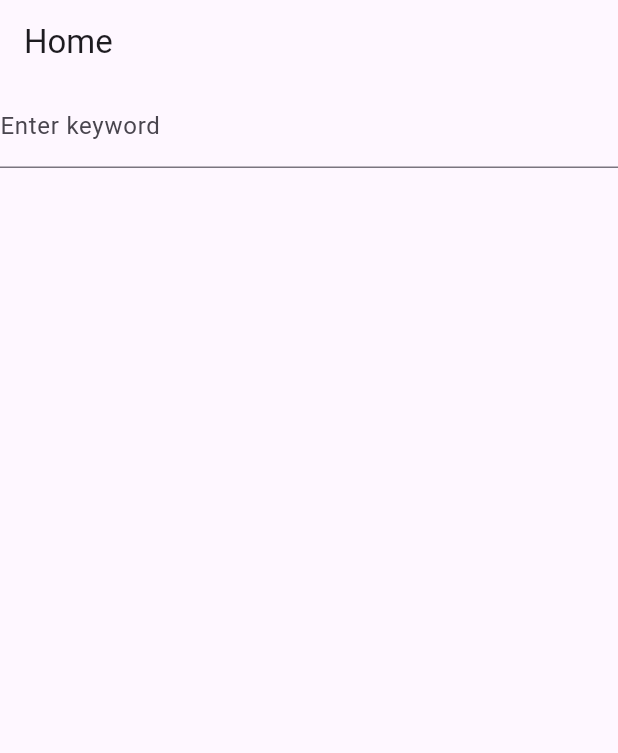
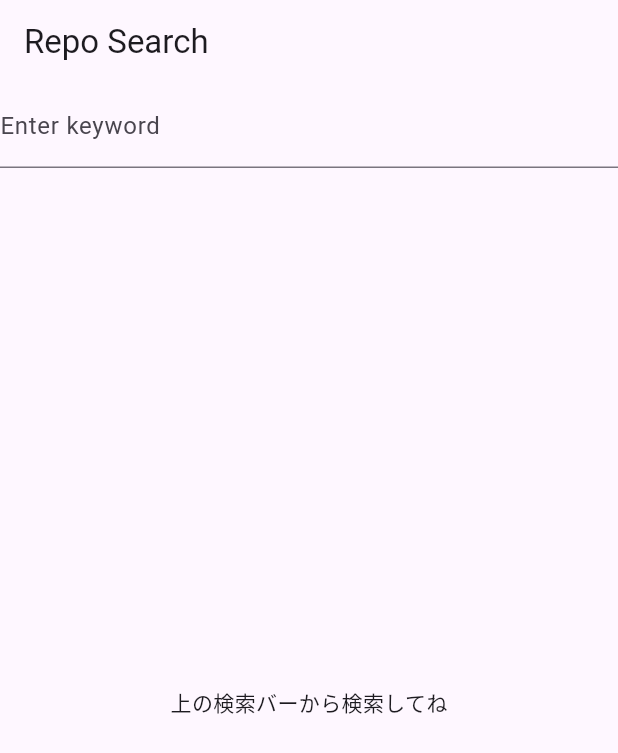
Before and after one commit to yumemi-inc/flutter-engineer-codecheck, a Flutter app: the screen it shows after launch, on a phone screen of 412 x 824 dp. Shown: the top 753 px of the screen. Run offline on Flutter 3.47's test engine with Material 2 defaults, Android fonts, the phone set to English and light mode, and no system bars; our stand-ins replace dio, flutter_dotenv, flutter_riverpod, freezed_annotation, retrofit, riverpod_annotation; missing offline and left inert: ua_client_hints; generated files the repository leaves out were written again.

Commit message:
feat: repos_view_model state transitions

```diff
--- a/lib/ui/repo_search/repo_search_page.dart
+++ b/lib/ui/repo_search/repo_search_page.dart
@@ -2,20 +2,48 @@ import 'package:flutter/material.dart';
 import 'package:flutter_engineer_codecheck/repos_view_model.dart';
 import 'package:flutter_riverpod/flutter_riverpod.dart';
 
-class RepoSearchPage extends ConsumerWidget {
+class RepoSearchPage extends ConsumerStatefulWidget {
   const RepoSearchPage({super.key});
 
   @override
-  Widget build(BuildContext context, WidgetRef ref) {
-    final repos = ref.watch(reposViewModelProvider);
+  ConsumerState<ConsumerStatefulWidget> createState() => _RepoSearchPageState();
+}
+
+class _RepoSearchPageState extends ConsumerState<RepoSearchPage> {
+  late final ScrollController _scrollController;
+
+  @override
+  void initState() {
+    _scrollController = ScrollController()
+      ..addListener(() {
+        final isBottom = _scrollController.position.pixels ==
+            _scrollController.position.maxScrollExtent;
+        if (isBottom) {
+          ref.read(reposViewModelProvider.notifier).searchReposNextPage();
+        }
+      });
+    super.initState();
+  }
+
+  @override
+  void dispose() {
+    _scrollController.dispose();
+    super.dispose();
+  }
+
+  @override
+  Widget build(BuildContext context) {
+    final reposAsyncValue = ref.watch(reposViewModelProvider);
+    final hasNextPage = ref.watch(
+      reposViewModelProvider.notifier.select((value) => value.hasNextPage),
+    );
     final reposViewModel = ref.watch(reposViewModelProvider.notifier);
 
     return Scaffold(
       appBar: AppBar(
-        title: const Text('Home'),
+        title: const Text('Repo Search'),
       ),
-      body: repos.when(
-        data: (repos) => Column(
+      body: Column(
         children: [
           TextField(
             decoration: const InputDecoration(
@@ -24,8 +52,34 @@ class RepoSearchPage extends ConsumerWidget {
             onSubmitted: reposViewModel.searchRepos,
           ),
           Expanded(
-              child: ListView.separated(
+            child: reposAsyncValue.when(
+              data: (repos) {
+                if (repos == null) {
+                  return const Center(
+                    child: Text('上の検索バーから検索してね'),
+                  );
+                }
+                if (repos.isEmpty) {
+                  return const Center(
+                    child: Text(
+                      '見つからなかったよ\nキーワードを変えてみてね',
+                      textAlign: TextAlign.center,
+                    ),
+                  );
+                }
+
+                return ListView.separated(
+                  controller: _scrollController,
                   itemBuilder: (context, index) {
+                    if (index == repos.length) {
+                      if (hasNextPage && reposAsyncValue.isRefreshing) {
+                        return const Center(
+                          child: CircularProgressIndicator(),
+                        );
+                      } else {
+                        return const SizedBox();
+                      }
+                    }
                     return ListTile(
                       title: Text(repos[index].name),
                     );
@@ -33,16 +87,19 @@ class RepoSearchPage extends ConsumerWidget {
                   separatorBuilder: (context, index) {
                     return const Divider();
                   },
-                itemCount: repos.length,
+                  itemCount: repos.length + 1, // +1はロード中の表示用
+                );
+              },
+              error: (_, __) => const SizedBox(),
+              loading: () {
+                return const Center(
+                  child: CircularProgressIndicator(),
+                );
+              },
             ),
           ),
         ],
       ),
-        error: (_, __) => Container(),
-        loading: () => const Center(
-          child: CircularProgressIndicator(),
-        ),
-      ),
     );
   }
 }
```
Also changed, not shown: lib/repos_view_model.dart (+42 -2 lines), lib/repos_view_model.g.dart. Lines whose indentation alone changed are shown as unchanged.
